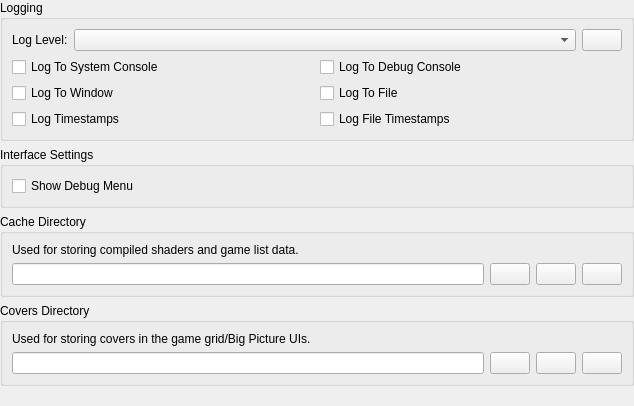
Before: the Qt Designer form src/duckstation-qt/advancedsettingswidget.ui in stenzek/duckstation, drawn with Qt 5.
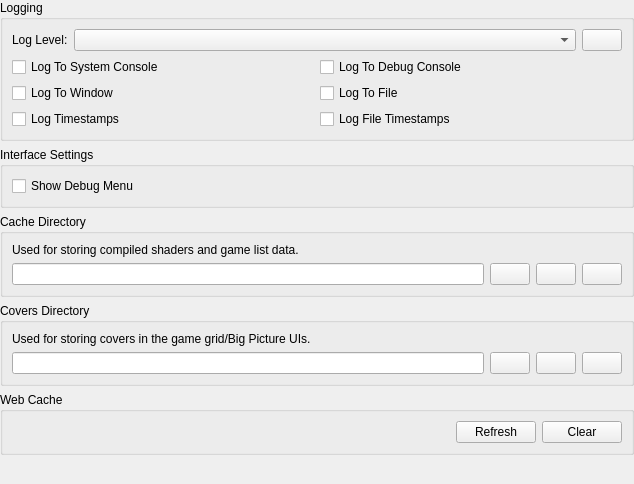
After: the same form once the commit is applied. Icons and pictures are not drawn.

Commit message: Qt: Add web cache section to advanced

The edit to the form file:
```diff
--- a/src/duckstation-qt/advancedsettingswidget.ui
+++ b/src/duckstation-qt/advancedsettingswidget.ui
@@ -7,7 +7,7 @@
     <x>0</x>
     <y>0</y>
     <width>634</width>
-    <height>406</height>
+    <height>484</height>
    </rect>
   </property>
   <layout class="QVBoxLayout" name="verticalLayout_4">
@@ -219,6 +219,42 @@
      </layout>
     </widget>
    </item>
+   <item>
+    <widget class="QGroupBox" name="webCacheGroup">
+     <property name="title">
+      <string>Web Cache</string>
+     </property>
+     <layout class="QHBoxLayout" name="horizontalLayout" stretch="1,0,0">
+      <item>
+       <widget class="QLabel" name="webCacheSize">
+        <property name="text">
+         <string/>
+        </property>
+       </widget>
+      </item>
+      <item>
+       <widget class="QPushButton" name="refreshWebCache">
+        <property name="text">
+         <string>Refresh</string>
+        </property>
+        <property name="icon">
+         <iconset theme="refresh-line"/>
+        </property>
+       </widget>
+      </item>
+      <item>
+       <widget class="QPushButton" name="clearWebCache">
+        <property name="text">
+         <string>Clear</string>
+        </property>
+        <property name="icon">
+         <iconset theme="trash-fill"/>
+        </property>
+       </widget>
+      </item>
+     </layout>
+    </widget>
+   </item>
    <item>
     <spacer name="verticalSpacer">
      <property name="orientation">
```
The commit also changes 2 other files.
